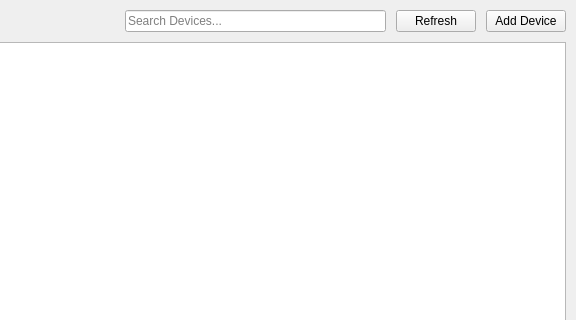
Old version of the form src/DevicesView.ui in the repository Dissonance1/edgex-gui; both pictures show x 224 to 800 and y 0 to 320 of the 800 by 600 pixel window.
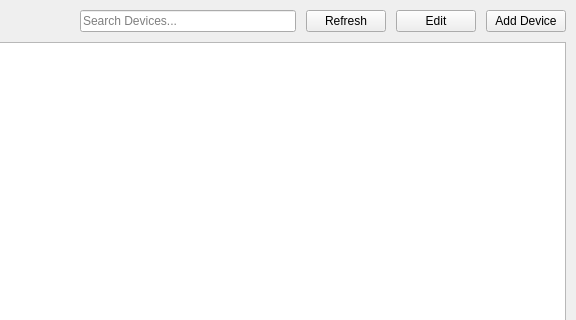
New version of the form.

```diff
--- a/src/DevicesView.ui
+++ b/src/DevicesView.ui
@@ -65,6 +65,13 @@
        </property>
       </widget>
      </item>
+     <item>
+      <widget class="QPushButton" name="editButton">
+       <property name="text">
+        <string>Edit</string>
+       </property>
+      </widget>
+     </item>
      <item>
       <widget class="QPushButton" name="addButton">
        <property name="text">
```
